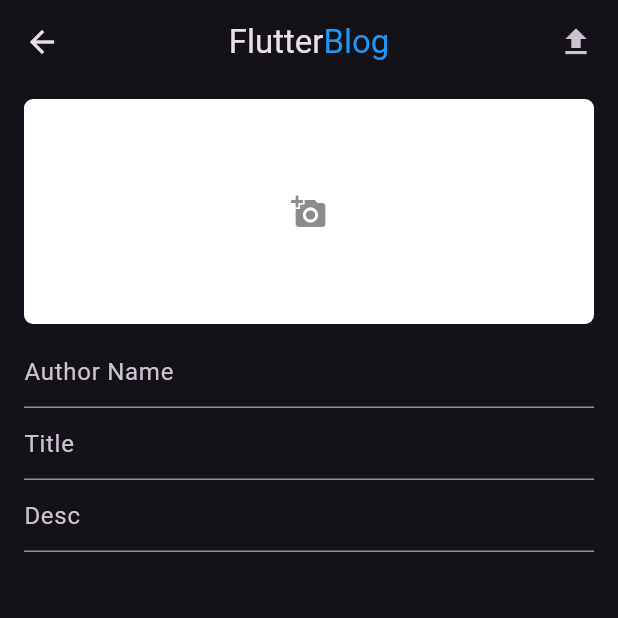
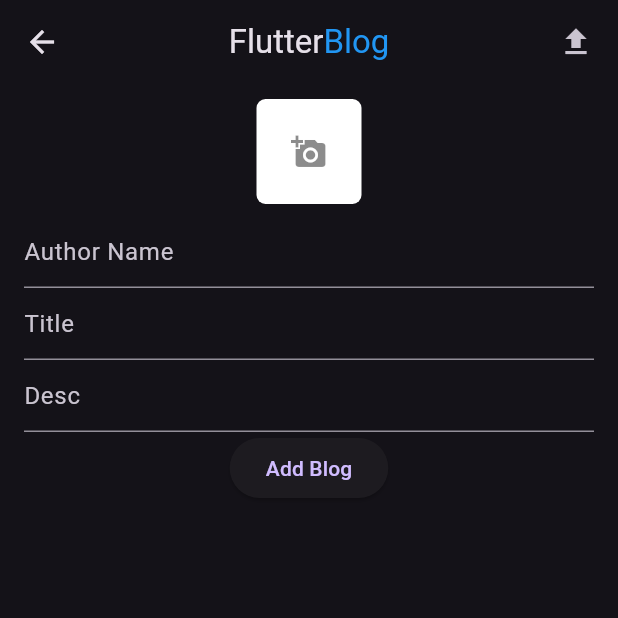
Before and after one commit to bogdandd002/blog_app, a Flutter app: the CreateBlog screen opened directly, on a phone screen of 412 x 824 dp, the top half of it. Run offline on Flutter 3.47's test engine with Material 3 defaults, Android fonts, the phone set to English and light mode, and no system bars; our stand-ins replace image_picker, sqflite; accounts and stored records are empty.

```diff
--- a/blog_app/lib/create_blog.dart
+++ b/blog_app/lib/create_blog.dart
@@ -1,4 +1,7 @@
+import 'dart:io';
 import 'package:flutter/material.dart';
+import 'package:image_picker/image_picker.dart';
+import 'package:blog_app/services/database_helper.dart';
 
 class CreateBlog extends StatefulWidget {
   const CreateBlog({super.key});
@@ -8,7 +11,47 @@ class CreateBlog extends StatefulWidget {
 }
 
 class _CreateBlogState extends State<CreateBlog> {
-  String authorName='', title='', desc='';
+  String authorName = '', title = '', desc = '';
+  List<Map<String, dynamic>> _blogs = [];
+
+  bool _isLoading = true;
+
+  final TextEditingController _authorNameController = TextEditingController();
+  final TextEditingController _titleController = TextEditingController();
+  final TextEditingController _descController = TextEditingController();
+
+  File? _selectedImage;
+  final ImagePicker imgpicker = ImagePicker();
+  Future getImage() async {
+    try {
+      final pickedFile =
+          await ImagePicker().pickImage(source: ImageSource.camera);
+      if (pickedFile != null) {
+        setState(() {
+          _selectedImage = File(pickedFile!.path);
+        });
+      } else {
+        print("No image is selected.");
+      }
+    } catch (e) {
+      print("error while picking image.");
+    }
+  }
+
+  void _refresBlogs() async {
+    final data = await DatabaseHelper.getAllBlogs();
+    setState(() {
+      _blogs = data;
+      _isLoading = false;
+    });
+  }
+
+  Future<void> _addItem() async {
+    await DatabaseHelper.addBlog(_authorNameController.text,
+        _titleController.text, _descController.text);
+    print('Blog added');
+    print('..number of items ${_blogs.length}');
+  }
 
   @override
   Widget build(BuildContext context) {
@@ -31,52 +74,85 @@ class _CreateBlogState extends State<CreateBlog> {
         elevation: 0.0,
         actions: <Widget>[
           Container(
-              padding: EdgeInsets.symmetric(horizontal: 16),
-              child: Icon(Icons.file_upload))
+              padding: const EdgeInsets.symmetric(horizontal: 16),
+              child: const Icon(Icons.file_upload))
         ],
       ),
       body: Container(
         child: Column(
           children: <Widget>[
-            SizedBox(
+            const SizedBox(
               height: 10,
             ),
-            Container(
-              margin: EdgeInsets.symmetric(horizontal: 16),
+            GestureDetector(
+              onTap: () {
+                getImage();
+              },
+              child: _selectedImage != null
+                  ? Container(
+                      margin: const EdgeInsets.symmetric(horizontal: 16),
                       height: 150,
                       decoration: BoxDecoration(
-                  color: Colors.white, borderRadius: BorderRadius.circular(6)),
+                          color: Colors.white,
+                          borderRadius: BorderRadius.circular(6)),
                       width: MediaQuery.of(context).size.width,
-              child: Icon(
+                      child: Image.file(_selectedImage!))
+                  : Container(
+                      margin: const EdgeInsets.symmetric(horizontal: 16),
+                      height: 70,
+                      decoration: BoxDecoration(
+                          color: Colors.white,
+                          borderRadius: BorderRadius.circular(6)),
+                      width: 70,
+                      child: const Icon(
                         Icons.add_a_photo,
                         color: Colors.black45,
                       ),
                     ),
-            SizedBox(
+            ),
+            const SizedBox(
               height: 8,
             ),
             Container(
-              margin: EdgeInsets.symmetric(horizontal: 16),
+              margin: const EdgeInsets.symmetric(horizontal: 16),
               child: Column(
                 children: <Widget>[
                   TextField(
-                    decoration: InputDecoration(hintText: "Author Name"),
+                    controller: _authorNameController,
+                    decoration: const InputDecoration(hintText: "Author Name"),
                     onChanged: (value) {
                       authorName = value;
                     },
                   ),
                   TextField(
-                    decoration: InputDecoration(hintText: "Title"),
+                    controller: _titleController,
+                    decoration: const InputDecoration(hintText: "Title"),
                     onChanged: (value) {
                       title = value;
                     },
                   ),
                   TextField(
-                    decoration: InputDecoration(hintText: "Desc"),
+                    controller: _descController,
+                    decoration: const InputDecoration(hintText: "Desc"),
                     onChanged: (value) {
                       desc = value;
                     },
                   ),
+                  ElevatedButton(
+                      onPressed: () async {
+                        // if (id == null) {
+                        await _addItem();
+                        // }
+
+                        // if (id != null) {
+                        //   await DatabaseHelper.updateBlog(id);
+                        // }
+
+                        _authorNameController.text = ' ';
+
+                        Navigator.of(context).pop();
+                      },
+                      child: Text('Add Blog')),
                 ],
               ),
             )
--- a/blog_app/lib/main.dart
+++ b/blog_app/lib/main.dart
@@ -14,7 +14,7 @@ class MyApp extends StatelessWidget {
     return MaterialApp(
       title: 'Flutter Demo',
       theme: ThemeData.dark(),
-      home: HomePage(),
+      home: const HomePage(),
     );
   }
 }
--- a/blog_app/pubspec.yaml
+++ b/blog_app/pubspec.yaml
@@ -38,6 +38,7 @@ dependencies:
   sqflite: ^2.3.2
   path_provider: ^2.1.2
   path: ^1.9.0
+  image_picker: ^1.0.7
 
 
 dev_dependencies:
```
Also changed, not shown: blog_app/lib/home.dart (+83 -3 lines), blog_app/lib/services/database_helper.dart (+18 -12 lines), blog_app/pubspec.lock, 5 other files. Lines whose indentation alone changed are shown as unchanged.
